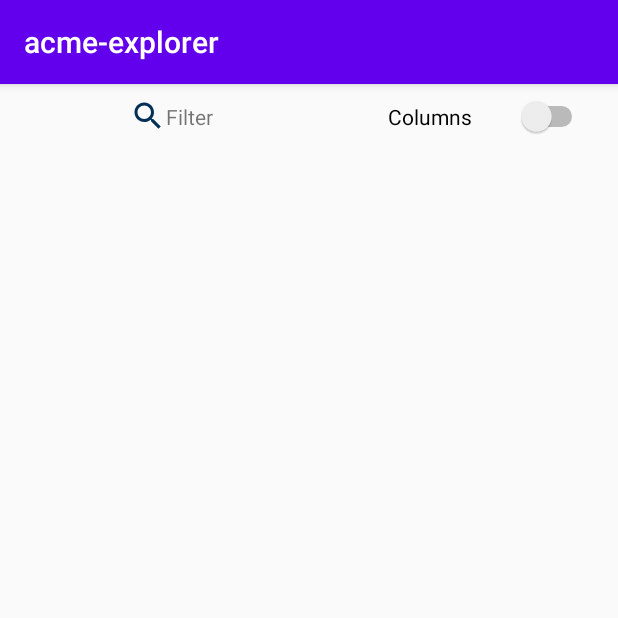
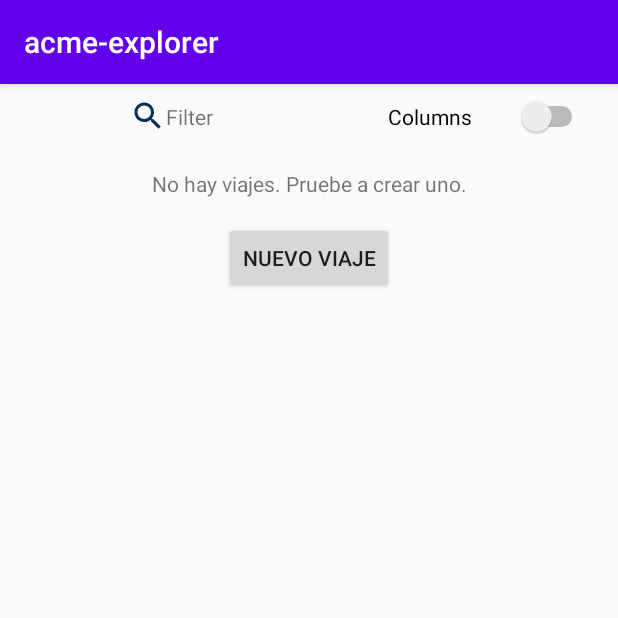
Before and after one commit to jossanjim3/frontend-entregable-1, an Android app: the ListTripsActivity screen opened directly, with no data from a screen before it, on a phone screen of 412 x 824 dp, the top half of it. Run offline under Robolectric (Android 15) with nearby library versions, the phone set to English and light mode, and no system bars; our stand-ins replace Firebase (no records; nobody signed in at launch, a user with empty details on screens opened directly), Picasso; pictures from the network do not load; 1 statement that could not run was skipped.

Commit message:
muestra panel no hay viajes si esta la lista vacia

```diff
--- a/app/src/main/java/us/master/entregable1/ListTripsActivity.java
+++ b/app/src/main/java/us/master/entregable1/ListTripsActivity.java
@@ -11,10 +11,13 @@ import android.content.Context;
 import android.content.Intent;
 import android.os.Build;
 import android.os.Bundle;
+import android.text.Layout;
 import android.util.Log;
 import android.view.View;
+import android.widget.Button;
 import android.widget.LinearLayout;
 import android.widget.Switch;
+import android.widget.TextView;
 
 import com.google.android.gms.tasks.OnCompleteListener;
 import com.google.android.gms.tasks.Task;
@@ -36,6 +39,10 @@ public class ListTripsActivity extends AppCompatActivity {
     ArrayList<Trip> trips;
     LinearLayout filter;
     Switch columns;
+
+    TextView txtViewNoTrips;
+    Button btnNoTrips;
+
     private DataChangedListener mDataChangedListener;
     private ItemErrorListener mErrorListener;
     private Context context;
@@ -53,6 +60,17 @@ public class ListTripsActivity extends AppCompatActivity {
     protected void onCreate(Bundle savedInstanceState) {
         super.onCreate(savedInstanceState);
         setContentView(R.layout.activity_list_trips);
+
+        txtViewNoTrips = findViewById(R.id.textViewNoTrips);
+        btnNoTrips = findViewById(R.id.buttonNoTrips);
+
+        if (Constantes.trips.size() > 0) {
+            txtViewNoTrips.setVisibility(View.GONE);
+            btnNoTrips.setVisibility(View.GONE);
+        } else {
+            txtViewNoTrips.setVisibility(View.VISIBLE);
+            btnNoTrips.setVisibility(View.VISIBLE);
+        }
 
         // Recovering data from intent extra
         Intent intent = getIntent();
@@ -110,6 +128,13 @@ public class ListTripsActivity extends AppCompatActivity {
                 intent.putExtra("START_DATE",String.valueOf(filterStartDate));
                 intent.putExtra("END_DATE",String.valueOf(filterEndDate));
                 startActivityForResult(intent, FILTERING_REQUEST);
+            }
+        });
+
+        btnNoTrips.setOnClickListener(new View.OnClickListener() {
+            @Override
+            public void onClick(View v) {
+                startActivity(new Intent(ListTripsActivity.this, NewTravelActivity.class));
             }
         });
 
--- a/app/src/main/java/us/master/entregable1/LoginActivity.java
+++ b/app/src/main/java/us/master/entregable1/LoginActivity.java
@@ -129,7 +129,14 @@ public class LoginActivity extends AppCompatActivity {
                             Log.d("JD", "task.isSuccessful(): " + task.isSuccessful());
                             if (task.isSuccessful()) {
                                 FirebaseUser user = task.getResult().getUser();
+                                // login correcto
+                                ProgressDialog progress = new ProgressDialog(this);
+                                progress.setTitle("Loading Trips...");
+                                progress.setMessage("Wait while loading all your trips...");
+                                progress.setCancelable(false); // disable dismiss by tapping outside of the dialog
+                                progress.show();
                                 checkUserDatabaseLogin(user);
+                                progress.dismiss();
                             } else {
                                 showErrorDialogMail();
                             }
@@ -196,12 +203,6 @@ public class LoginActivity extends AppCompatActivity {
 
             Toast.makeText(this, String.format(getString(R.string.login_completed), user.getEmail()), Toast.LENGTH_SHORT).show();
 
-            ProgressDialog progress = new ProgressDialog(this);
-            progress.setTitle("Loading Trips...");
-            progress.setMessage("Wait while loading all your trips...");
-            progress.setCancelable(false); // disable dismiss by tapping outside of the dialog
-            progress.show();
-
             firestoreService = FirestoreService.getServiceInstance();
             firestoreService.getTravels(new OnCompleteListener<QuerySnapshot>() {
                 @Override
@@ -218,8 +219,6 @@ public class LoginActivity extends AppCompatActivity {
                 }
             });
             // startActivity(new Intent(this, MainActivity.class));
-
-            progress.dismiss();
             LoginActivity.this.finish();
 
 //            FirebaseDatabaseService firebaseDatabaseService = FirebaseDatabaseService.getServiceInstance();
--- a/app/src/main/res/layout/activity_list_trips.xml
+++ b/app/src/main/res/layout/activity_list_trips.xml
@@ -48,10 +48,36 @@
 
     </LinearLayout>
 
+    <LinearLayout
+        android:id="@+id/layoutNoTrips"
+        android:layout_width="match_parent"
+        android:layout_height="wrap_content"
+        android:orientation="vertical">
+
+        <TextView
+            android:id="@+id/textViewNoTrips"
+            android:layout_width="match_parent"
+            android:layout_height="wrap_content"
+            android:gravity="center"
+            android:padding="16dp"
+            android:text="@string/no_trips" />
+
+        <Button
+            android:id="@+id/buttonNoTrips"
+            android:layout_width="wrap_content"
+            android:layout_height="wrap_content"
+            android:layout_gravity="center"
+            android:gravity="center"
+            android:text="@string/save_travel_button_new" />
+
+    </LinearLayout>
+
     <androidx.recyclerview.widget.RecyclerView
         android:id="@+id/recyclerViewTrips"
         android:layout_width="match_parent"
         android:layout_height="match_parent"
-        android:layout_marginTop="5dp" />
+        android:visibility="visible"
+        android:layout_marginTop="5dp" >
+    </androidx.recyclerview.widget.RecyclerView>
 
 </LinearLayout>
--- a/app/src/main/res/values/strings.xml
+++ b/app/src/main/res/values/strings.xml
@@ -70,4 +70,6 @@
     <string name="destino">Destino</string>
     <string name="empty_fields_trip">Debe rellenar todos los datos</string>
     <string name="travel_inserted">Viaje insertado correctamente.</string>
+    <string name="no_trips">No hay viajes. Pruebe a crear uno.</string>
+    <string name="save_travel_button_new">Nuevo Viaje</string>
 </resources>
```
